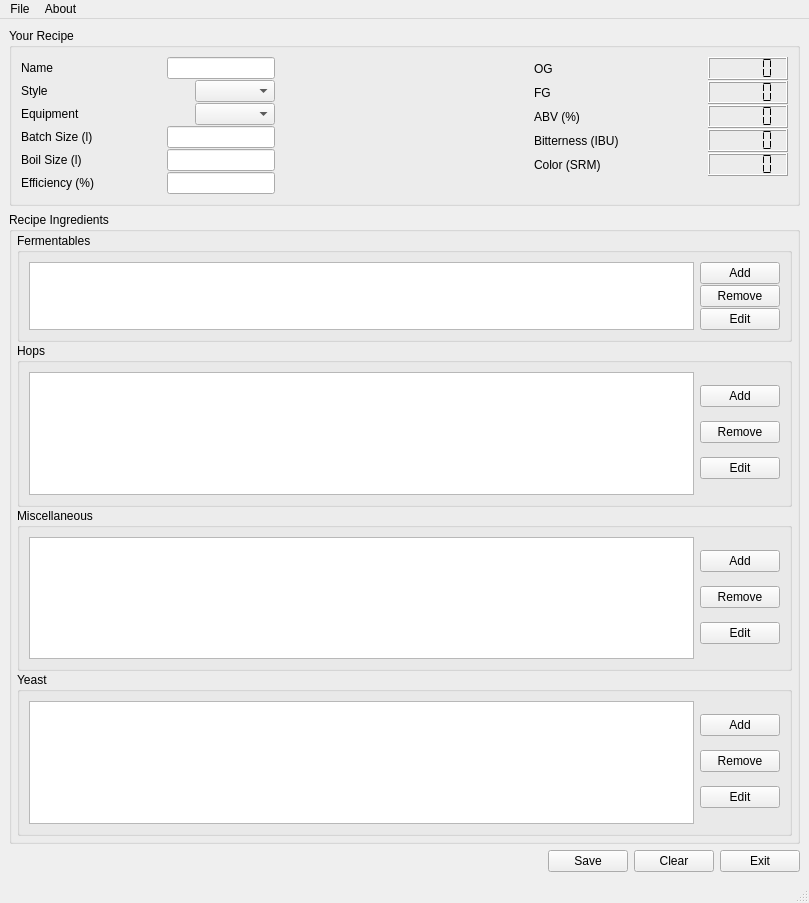
Old version of the form mainWindow.ui in the repository Brewtarget/brewtarget.
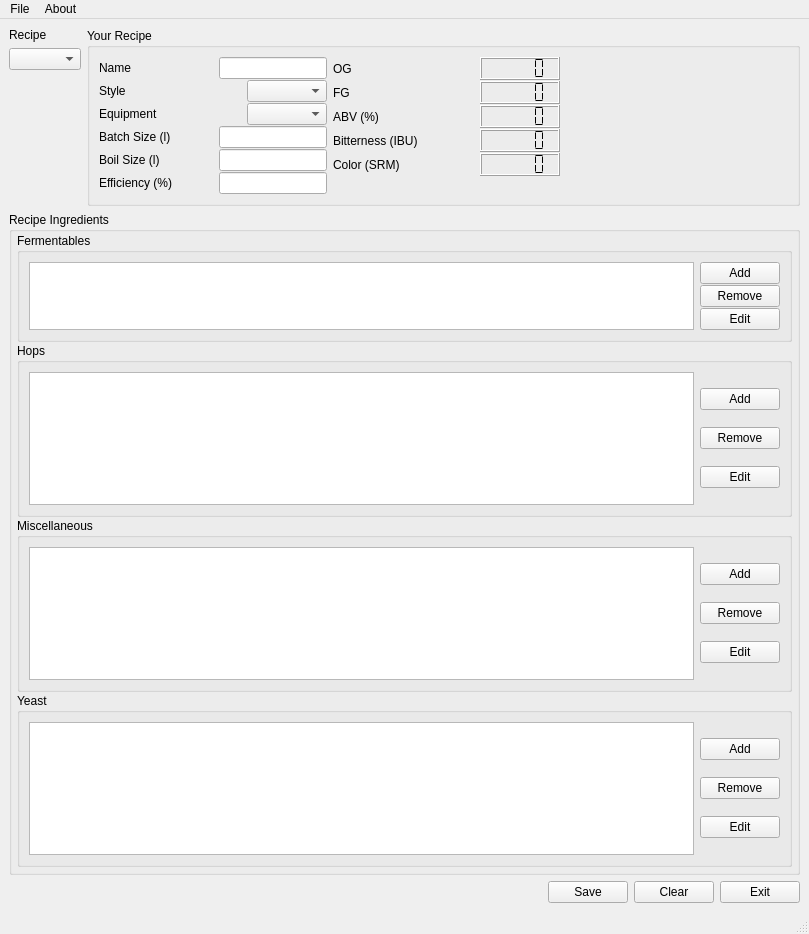
New version of the form. Custom widgets are drawn as their Qt base class.

Patch:
```diff
--- a/mainWindow.ui
+++ b/mainWindow.ui
@@ -6,7 +6,7 @@
     <x>0</x>
     <y>0</y>
     <width>809</width>
-    <height>903</height>
+    <height>934</height>
    </rect>
   </property>
   <property name="windowTitle" >
@@ -18,11 +18,40 @@
      <x>0</x>
      <y>26</y>
      <width>809</width>
-     <height>854</height>
+     <height>885</height>
     </rect>
    </property>
+   <layout class="QVBoxLayout" name="verticalLayout_9" >
+    <item>
+     <layout class="QHBoxLayout" name="horizontalLayout_18" >
+      <item>
    <layout class="QVBoxLayout" name="verticalLayout_8" >
     <item>
+         <widget class="QLabel" name="label_12" >
+          <property name="text" >
+           <string>Recipe</string>
+          </property>
+         </widget>
+        </item>
+        <item>
+         <widget class="QComboBox" name="comboBox_recipe" />
+        </item>
+        <item>
+         <spacer name="verticalSpacer_2" >
+          <property name="orientation" >
+           <enum>Qt::Vertical</enum>
+          </property>
+          <property name="sizeHint" stdset="0" >
+           <size>
+            <width>20</width>
+            <height>40</height>
+           </size>
+          </property>
+         </spacer>
+        </item>
+       </layout>
+      </item>
+      <item>
      <widget class="QGroupBox" name="groupBox" >
       <property name="title" >
        <string>Your Recipe</string>
@@ -233,19 +262,6 @@
          </item>
         </layout>
        </item>
-       <item>
-        <spacer name="horizontalSpacer" >
-         <property name="orientation" >
-          <enum>Qt::Horizontal</enum>
-         </property>
-         <property name="sizeHint" stdset="0" >
-          <size>
-           <width>250</width>
-           <height>20</height>
-          </size>
-         </property>
-        </spacer>
-       </item>
        <item>
         <layout class="QVBoxLayout" name="verticalLayout" >
          <property name="spacing" >
@@ -476,8 +492,23 @@
          </item>
         </layout>
        </item>
-      </layout>
-     </widget>
+         <item>
+          <spacer name="horizontalSpacer" >
+           <property name="orientation" >
+            <enum>Qt::Horizontal</enum>
+           </property>
+           <property name="sizeHint" stdset="0" >
+            <size>
+             <width>40</width>
+             <height>20</height>
+            </size>
+           </property>
+          </spacer>
+         </item>
+        </layout>
+       </widget>
+      </item>
+     </layout>
     </item>
     <item>
      <widget class="QGroupBox" name="groupBox_2" >
@@ -743,7 +774,7 @@
    <property name="geometry" >
     <rect>
      <x>0</x>
-     <y>880</y>
+     <y>911</y>
      <width>809</width>
      <height>23</height>
     </rect>
```
Lines whose indentation alone changed are shown as unchanged.
